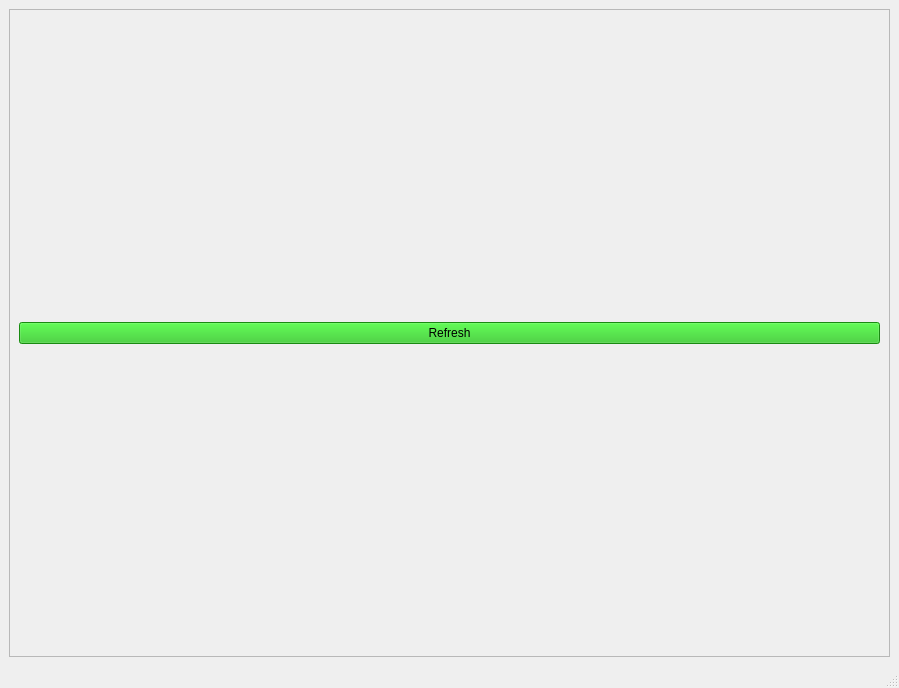
This is Paxel/threadmenuwindow.ui in ClownKingWalrus/PAXEL as Qt 5 draws it before an edit. The edited form follows.
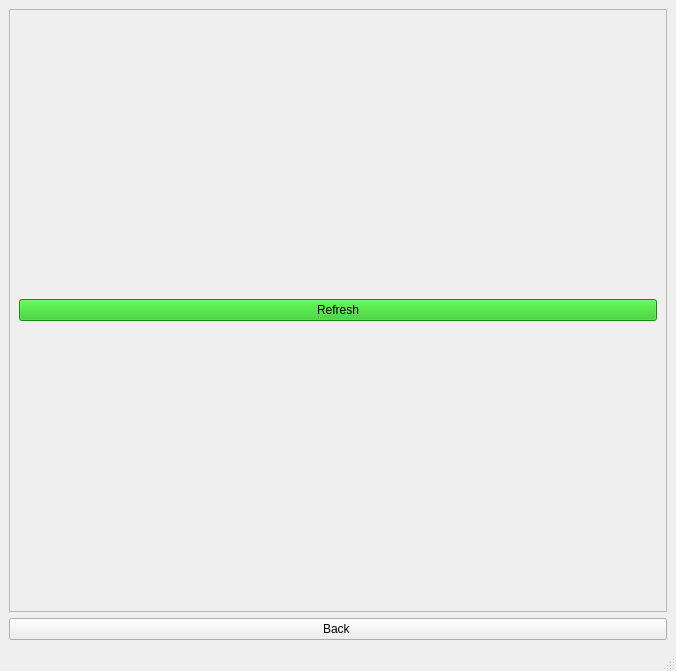
This is the edited form.

The edit to the form file:
```diff
--- a/Paxel/threadmenuwindow.ui
+++ b/Paxel/threadmenuwindow.ui
@@ -6,8 +6,8 @@
    <rect>
     <x>0</x>
     <y>0</y>
-    <width>899</width>
-    <height>688</height>
+    <width>676</width>
+    <height>671</height>
    </rect>
   </property>
   <property name="windowTitle">
@@ -25,8 +25,8 @@
         <rect>
          <x>0</x>
          <y>0</y>
-         <width>875</width>
-         <height>614</height>
+         <width>662</width>
+         <height>599</height>
         </rect>
        </property>
        <layout class="QVBoxLayout" name="verticalLayout">
@@ -57,6 +57,13 @@
       </widget>
      </widget>
     </item>
+    <item row="1" column="0">
+     <widget class="QPushButton" name="BackHome">
+      <property name="text">
+       <string>Back </string>
+      </property>
+     </widget>
+    </item>
    </layout>
   </widget>
   <widget class="QMenuBar" name="menubar">
```
Left out of the diff: 4 changed lines with no effect on the pictures.
